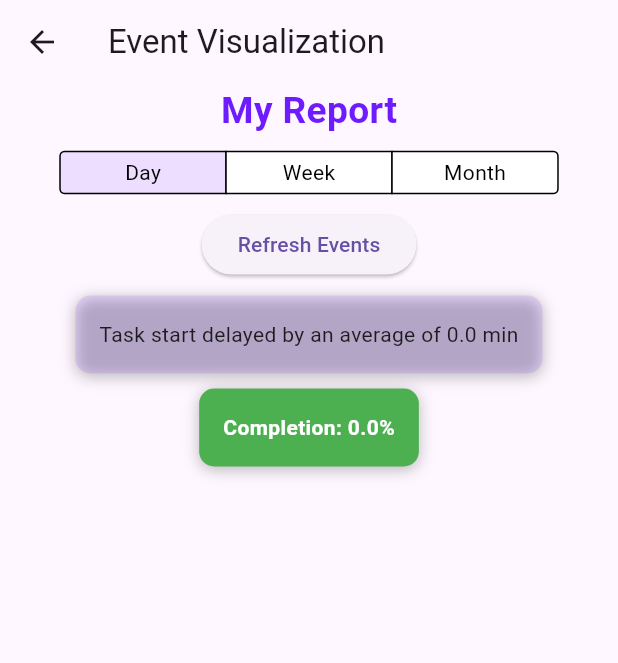
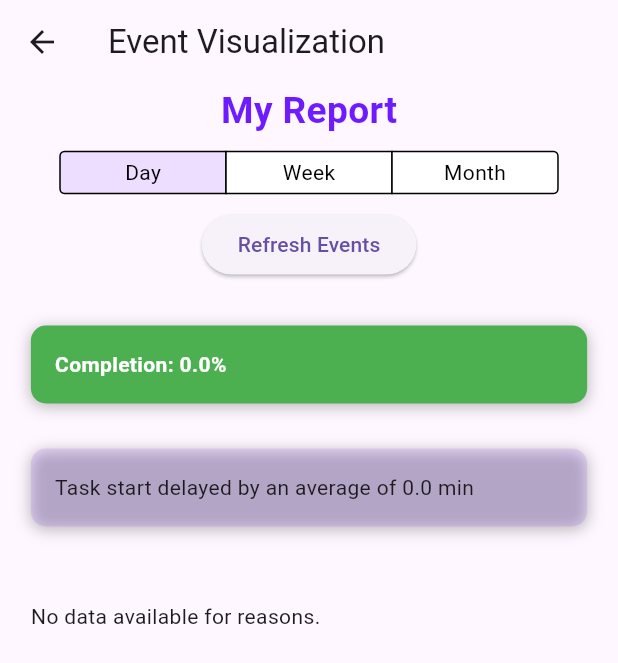
Before and after one commit to Peetzie/02808----Daily-Space, a Flutter app: the OptionTwoPage screen opened directly, on a phone screen of 412 x 824 dp. Shown: the top 663 px of the screen. Run offline on Flutter 3.47's test engine with Material 3 defaults, Android fonts, the phone set to English and light mode, and no system bars; our stand-ins replace auth_buttons, cloud_firestore, firebase_auth, firebase_core, fl_chart, google_sign_in and 2 more; accounts and stored records are empty.

Commit message:
vis page done!!!!!!!!

```diff
--- a/dailyspace/lib/main.dart
+++ b/dailyspace/lib/main.dart
@@ -180,7 +180,7 @@ class _MainScreenState extends State<MainScreen> {
             ),
           ],
           currentIndex: _selectedIndex,
-          selectedItemColor: Colors.amber[800],
+          selectedItemColor: Color.fromARGB(255, 186, 126, 243),
           onTap: (index) {
             setState(() => _selectedIndex = index);
           },
--- a/dailyspace/lib/screens/acitivity_tracker.dart
+++ b/dailyspace/lib/screens/acitivity_tracker.dart
@@ -138,10 +138,10 @@ class _ActivityTrackerState extends State<ActivityTracker> {
             availableActivities[delayedTask.taskId] = newTask;
           }
         });
-
         earlyStartActivities.removeWhere(
             (task) => availableActivities.containsKey(task.taskId));
-
+        Provider.of<ActivityManager>(context, listen: false)
+            .setAvailableActivities(availableActivities);
         log("Updated lists of activities based on current statuses.");
       });
     } catch (e) {
--- a/dailyspace/lib/screens/calendar.dart
+++ b/dailyspace/lib/screens/calendar.dart
@@ -15,7 +15,7 @@ class Calendar extends StatelessWidget {
     return Scaffold(
       appBar: AppBar(
         title: const Text('Calendar Activities'),
-        backgroundColor: Colors.blue,
+        backgroundColor: Color.fromARGB(255, 208, 171, 251),
       ),
       body: activities.isEmpty
           ? const Center(child: Text('No activities available'))
--- a/dailyspace/lib/screens/vis.dart
+++ b/dailyspace/lib/screens/vis.dart
@@ -12,6 +12,7 @@ import 'package:dailyspace/services/firebase_handler.dart';
 import 'dart:math';
 import 'package:tuple/tuple.dart';
 import 'package:dailyspace/widgets/graphs/duration_bar_chart.dart';
+import 'package:dailyspace/widgets/graphs/reasons_pie_chart.dart';
 
 class OptionTwoPage extends StatefulWidget {
   const OptionTwoPage({super.key});
@@ -33,11 +34,15 @@ class _OptionTwoPageState extends State<OptionTwoPage> {
   List<FirebaseEvent> allEvents = [];
   Map<Tuple2<String, String>, double> averageDelays = {};
   Map<String, double> taskDurations = {};
+  Map<String, int> reasonCounts = {};
+  bool showDelayBarChart = false;
+  bool showDurationBarChart = false;
 
   @override
   void initState() {
     super.initState();
     fetchEvents();
+    fetchReasons();
   }
 
   Future<void> fetchEvents() async {
@@ -65,13 +70,21 @@ class _OptionTwoPageState extends State<OptionTwoPage> {
   void calculateTaskDurations() {
     taskDurations.clear();
     for (var event in endedEvents) {
-      double durationInHours =
-          (int.tryParse(event.duration ?? '0') ?? 0) / 60.0;
-      String calendarName = event.calendarName;
-      taskDurations.update(calendarName,
-          (existingDuration) => existingDuration + durationInHours,
-          ifAbsent: () => durationInHours);
+      double durationInMinutes =
+          (int.tryParse(event.duration ?? '0') ?? 0).toDouble();
+      String taskName = event.taskTitle;
+      taskDurations.update(
+          taskName, (existingDuration) => existingDuration + durationInMinutes,
+          ifAbsent: () => durationInMinutes);
     }
+  }
+
+  MapEntry<String, double>? _taskWithLongestDuration() {
+    if (taskDurations.isEmpty) {
+      return null;
+    }
+    return taskDurations.entries
+        .reduce((curr, next) => curr.value > next.value ? curr : next);
   }
 
   void calculateAverageDelays() {
@@ -102,6 +115,21 @@ class _OptionTwoPageState extends State<OptionTwoPage> {
           : 0;
       averageDelays[calendar] = averageDelay;
     });
+  }
+
+  void fetchReasons() async {
+    try {
+      var reasonsList = await firebaseManager.fetchReasons();
+      Map<String, int> counts = {};
+      for (var reason in reasonsList) {
+        counts.update(reason, (value) => value + 1, ifAbsent: () => 1);
+      }
+      setState(() {
+        reasonCounts = counts;
+      });
+    } catch (e) {
+      print('Failed to fetch reasons: $e');
+    }
   }
 
   TimePeriod selectedPeriod = TimePeriod.day;
@@ -196,8 +224,6 @@ class _OptionTwoPageState extends State<OptionTwoPage> {
 
   @override
   Widget build(BuildContext context) {
-    // Add the selection callback
-
     double height = MediaQuery.of(context).size.height;
     if (selectedPeriod == TimePeriod.day) {
       dev.log("day");
@@ -207,10 +233,16 @@ class _OptionTwoPageState extends State<OptionTwoPage> {
       dev.log("week");
     }
 
+    double screenWidth = MediaQuery.of(context).size.width;
+    double baseWidth = screenWidth * 0.9;
+    double containerHeight = 60;
+    const double uniformSpacing = 30.0;
+
+    var longestTaskEntry = _taskWithLongestDuration();
+
     return Scaffold(
         appBar: AppBar(title: const Text("Event Visualization")),
         body: SingleChildScrollView(
-          // Wrap the column in a SingleChildScrollView
           child: Column(
             children: [
               Text(
@@ -228,21 +260,86 @@ class _OptionTwoPageState extends State<OptionTwoPage> {
                 onPressed: fetchEvents,
                 child: const Text("Refresh Events"),
               ),
+              SizedBox(height: uniformSpacing),
+              Container(
+                width: baseWidth,
+                child: TaskCompletionWidget(
+                    totalTasks: allEvents.length,
+                    completedTasks: endedEvents.length),
+              ),
+              const SizedBox(height: uniformSpacing),
+              GestureDetector(
+                onTap: () {
+                  setState(() {
+                    showDelayBarChart = !showDelayBarChart;
+                  });
+                },
+                child: Container(
+                  width: baseWidth,
+                  child:
+                      DelayAverageDurationWidget(averageDelays: averageDelays),
+                ),
+              ),
               const SizedBox(height: 10),
-              DelayAverageDurationWidget(averageDelays: averageDelays),
-              const SizedBox(height: 10),
-              TaskCompletionWidget(
-                  totalTasks: allEvents.length,
-                  completedTasks: endedEvents.length),
+              if (showDelayBarChart)
+                Container(
+                  width: baseWidth,
+                  child: DelayBarChart(averageDelays),
+                ),
               const SizedBox(height: 20),
-              averageDelays.isNotEmpty
-                  ? DelayBarChart(averageDelays) // Use the DelayBarChart widget
-                  : Container(), // Use an empty container if no data
+              GestureDetector(
+                onTap: () {
+                  setState(() {
+                    showDurationBarChart = !showDurationBarChart;
+                  });
+                },
+                child: longestTaskEntry != null
+                    ? Container(
+                        width: baseWidth,
+                        height: containerHeight,
+                        decoration: BoxDecoration(
+                          color: Colors.orangeAccent,
+                          borderRadius: BorderRadius.circular(12),
+                        ),
+                        padding: EdgeInsets.symmetric(
+                            vertical: 8.0, horizontal: 16.0),
+                        child: Row(
+                          mainAxisAlignment: MainAxisAlignment.spaceBetween,
+                          children: [
+                            Expanded(
+                              child: Text(
+                                "Task with the longest duration",
+                                style: TextStyle(
+                                  color: Colors.white,
+                                  fontWeight: FontWeight.bold,
+                                ),
+                              ),
+                            ),
+                            Text(
+                              "${longestTaskEntry.key} (${longestTaskEntry.value.toStringAsFixed(2)} hrs)",
+                              style: TextStyle(
+                                color: Colors.white,
+                                fontWeight: FontWeight.bold,
+                              ),
+                            ),
+                          ],
+                        ),
+                      )
+                    : Container(),
+              ),
+              if (showDurationBarChart)
+                Container(
+                  width: baseWidth,
+                  child: DurationBarChart(taskDurations),
+                ),
               const SizedBox(height: 20),
-              taskDurations.isNotEmpty
-                  ? DurationBarChart(
-                      taskDurations) // Use the DurationBarChart widget
-                  : Container(), // Use an empty container if no data
+              Container(
+                width: baseWidth,
+                child: reasonCounts.isNotEmpty
+                    ? ReasonsPieChart(reasonCounts)
+                    : Text("No data available for reasons."),
+              ),
+              const SizedBox(height: 20),
             ],
           ),
         ));
--- a/dailyspace/pubspec.yaml
+++ b/dailyspace/pubspec.yaml
@@ -34,12 +34,13 @@ dependencies:
   auth_buttons: ^3.0.2
   google_fonts: ^5.1.0
   provider: ^6.1.2
+  charts_flutter: ^0.12.0
 
 
   # The following adds the Cupertino Icons font to your application.
   # Use with the CupertinoIcons class for iOS style icons.
   cupertino_icons: ^1.0.6
-  intl: ^0.19.0
+  intl: ^0.17.0
   timezone: ^0.9.2
   flutter_launcher_icons: ^0.13.1
   firebase_core: ^2.30.0
```
Also changed, not shown: dailyspace/lib/widgets/graphs/duration_bar_chart.dart (+25 -9 lines), dailyspace/lib/widgets/graphs/reasons_pie_chart.dart (added, +92 -0 lines), dailyspace/pubspec.lock.
